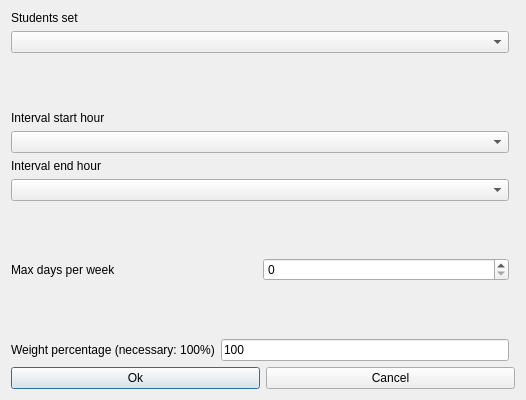
The window that fet/src/interface/modifyconstraintstudentssetintervalmaxdaysperweekform_template.ui (vonmecheln/fet) describes before a commit, drawn with Qt 5.
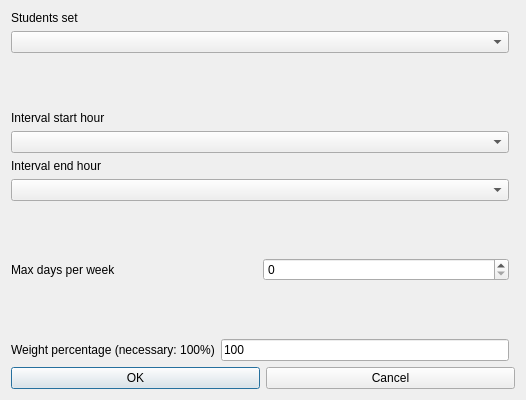
The same window after the commit.

The edit to the form file:
```diff
--- a/fet/src/interface/modifyconstraintstudentssetintervalmaxdaysperweekform_template.ui
+++ b/fet/src/interface/modifyconstraintstudentssetintervalmaxdaysperweekform_template.ui
@@ -19,7 +19,7 @@
      <item>
       <widget class="QPushButton" name="okPushButton">
        <property name="text">
-        <string>Ok</string>
+        <string>OK</string>
        </property>
       </widget>
      </item>
```
